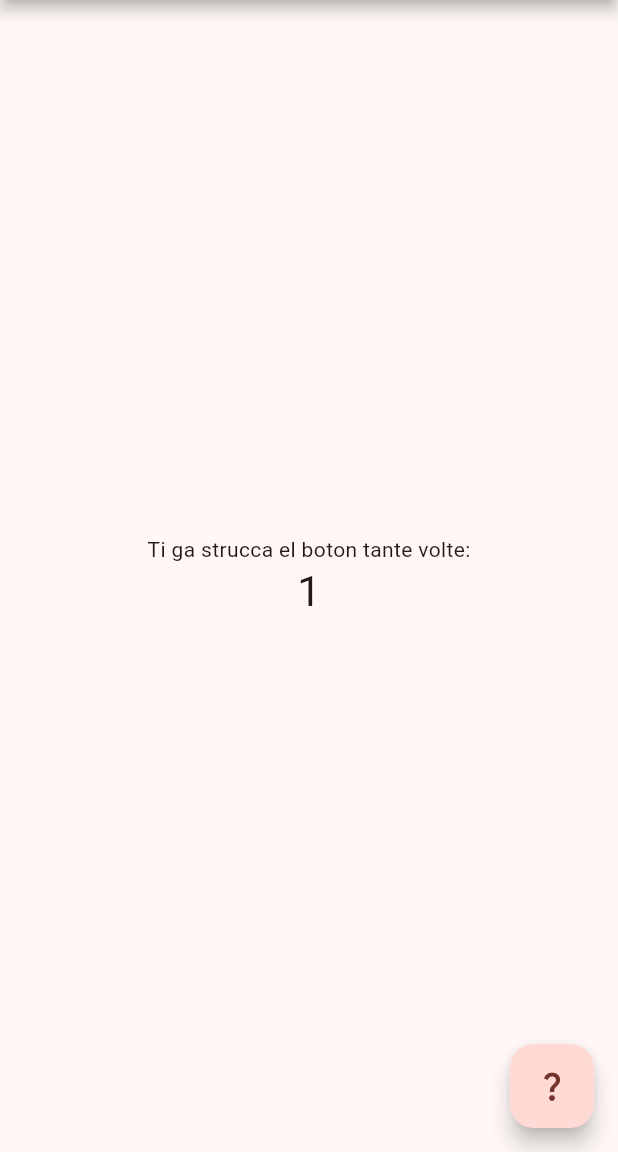
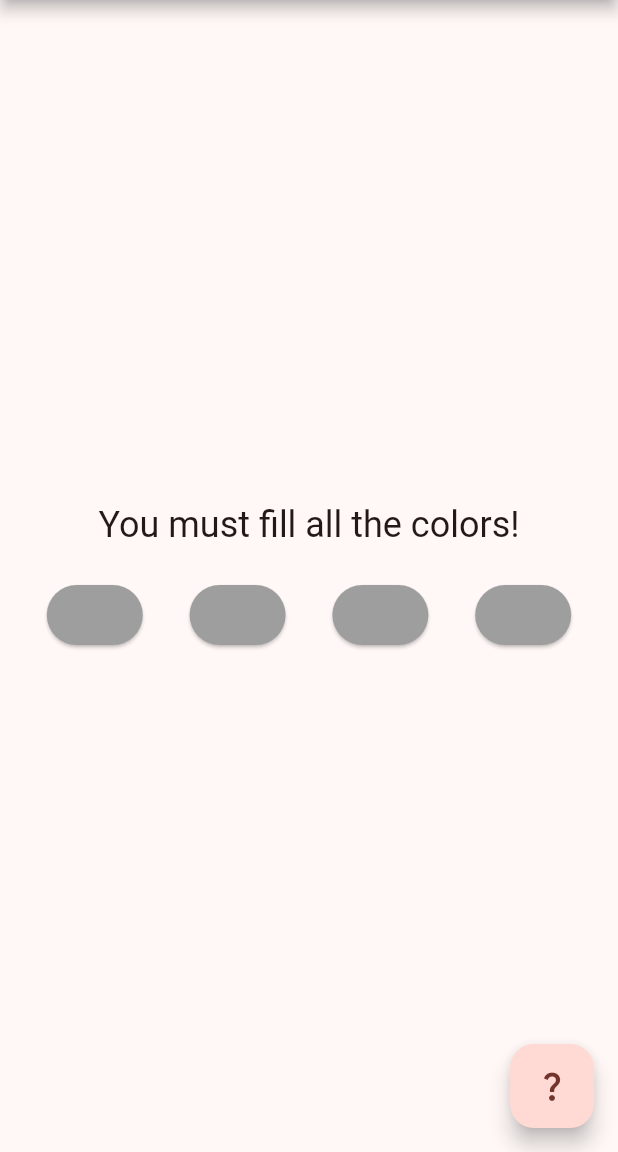
Before and after one commit to Sabadino/TPSITProjects, a Flutter app: the screen it shows after launch, after a tap on the "question mark" icon, on a phone screen of 412 x 824 dp, the part 84-1236 px from its top. Run offline on Flutter 3.47's test engine with Material 3 defaults, Android fonts, the phone set to English and light mode, and no system bars.

Commit message:
Terzo Commit (Lavoro base finito, manca da aggiungere dettagli)

```diff
--- a/inferior_mind/lib/main.dart
+++ b/inferior_mind/lib/main.dart
@@ -1,4 +1,5 @@
 import 'package:flutter/material.dart';
+import 'dart:math';
 
 void main() {
   runApp(const MyApp());
@@ -30,11 +31,62 @@
 }
 
 class _MyHomePageState extends State<MyHomePage> {
-  int _counter = 0;
+  List<Color> _colorSequence = [];
 
-  void _incrementCounter() {
+  String _message = "Guess the color sequence";
+
+  List<Color> _selectedColors = List.generate(4, (index) => Colors.grey);
+
+  List<int> _colorIndices = List.generate(4, (index) => 0);
+
+  final List<Color> _availableColors = [Colors.blue, Colors.red, Colors.yellow];
+
+  @override
+  void initState() {
+    super.initState();
+    _generateSequence();
+  }
+
+  void _generateSequence() {
+    final r = Random();
+
+    _colorSequence = [];
+
+    for (int i = 0; i < 4; i++) {
+      int randomIndex = r.nextInt(_availableColors.length);
+      Color randomColor = _availableColors[randomIndex];
+      _colorSequence.add(randomColor);
+    }
+  }
+
+  void _changeColor(int index) {
     setState(() {
-      _counter++;
+      // serve per ricostruire il widget (aggiornare l'interfaccia,è un metodo di stateful widget)
+      _colorIndices[index]++;
+      if (_colorIndices[index] >= _availableColors.length) {
+        _colorIndices[index] = 0;
+        _selectedColors[index] = _availableColors[0];
+      } else {
+        _selectedColors[index] = _availableColors[_colorIndices[index]];
+      }
+    });
+  }
+
+  void _checkWin() {
+    setState(() {
+      if (_selectedColors.contains(Colors.grey)) {
+        _message = "You must fill all the colors!";
+        return;
+      } else if (_selectedColors.toString() == _colorSequence.toString()) {
+        _message = "You win! 🎯";
+        _generateSequence();
+      } else {
+        _message = "Try again!";
+      }
+
+      _selectedColors = List.generate(4, (index) => Colors.grey);
+
+      _colorIndices = List.generate(4, (index) => 0);
     });
   }
 
@@ -50,16 +102,28 @@
         child: Column(
           mainAxisAlignment: MainAxisAlignment.center,
           children: <Widget>[
-            const Text('Ti ga strucca el boton tante volte:'),
-            Text(
-              '$_counter',
-              style: Theme.of(context).textTheme.headlineMedium,
-            ),
+            Text(_message, style: Theme.of(context).textTheme.headlineSmall),
+
+            const SizedBox(height: 20),
+
+            Row(
+              mainAxisAlignment: MainAxisAlignment.spaceEvenly,
+              children: List.generate(4, (index) {
+                return ElevatedButton(
+                  style: ElevatedButton.styleFrom(
+                    backgroundColor: _selectedColors[index],
+                  ),
+                  onPressed: () => _changeColor(index),
+                  child: null,
+                );
+              }),
+            ), //Text(_colorSequence.toString())
           ],
         ),
       ),
+
       floatingActionButton: FloatingActionButton(
-        onPressed: _incrementCounter,
+        onPressed: _checkWin,
         tooltip: 'Check',
         child: const Icon(Icons.question_mark),
       ),
```
